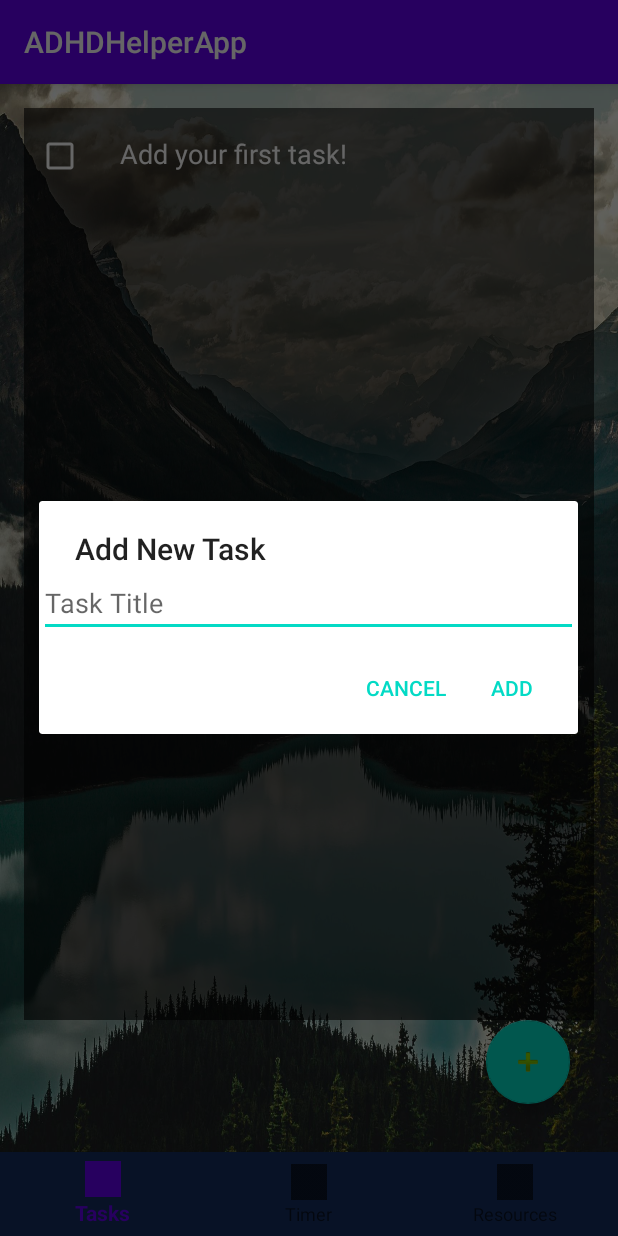
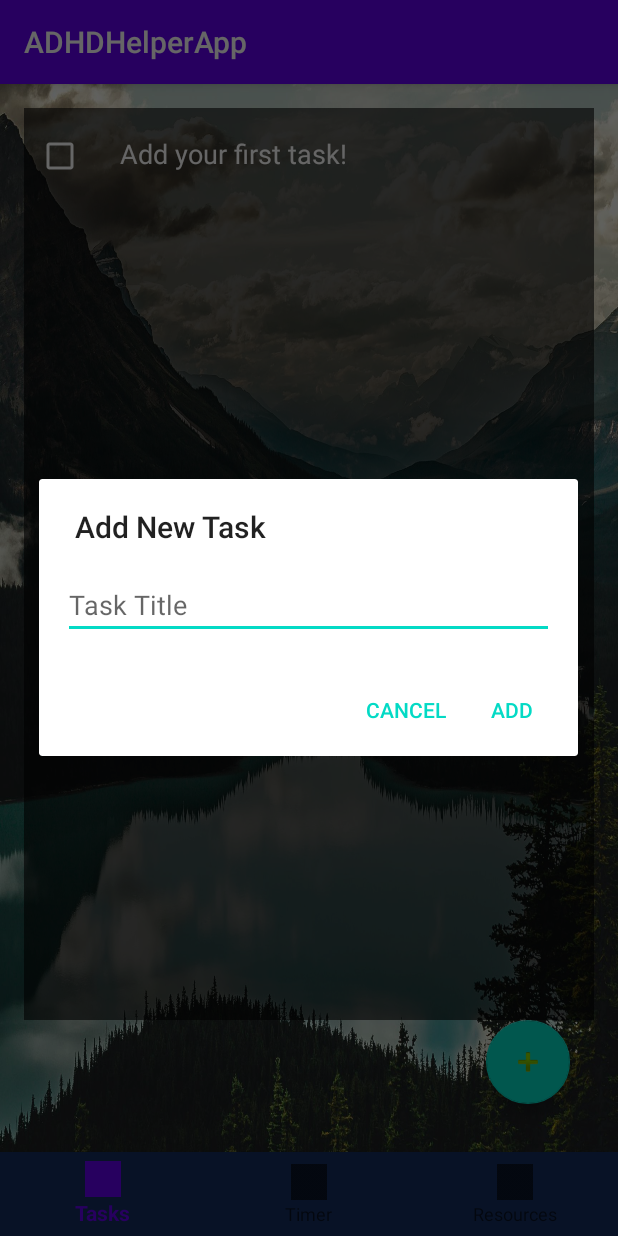
Before and after one commit to Chr-Ho/ADHDHelperApp, an Android app: the screen it shows after launch (MainActivity), after a tap on "Add Task", on a phone screen of 412 x 824 dp. Run offline under Robolectric (Android 15) with nearby library versions, the phone set to English and light mode, and no system bars.

Commit message:
Layout
Added better constraint layout.

```diff
--- a/app/src/main/java/chr/ho/adhdhelper/TaskListFragment.java
+++ b/app/src/main/java/chr/ho/adhdhelper/TaskListFragment.java
@@ -40,6 +40,10 @@ public class TaskListFragment extends Fragment {
         RecyclerView recyclerView = view.findViewById(R.id.recycler_view);
         recyclerView.setLayoutManager(new LinearLayoutManager(getContext()));
 
+        // Add item decoration for consistent spacing
+        int verticalSpacingInDp = getResources().getDimensionPixelSize(R.dimen.item_vertical_spacing);
+        recyclerView.addItemDecoration(new VerticalSpaceItemDecoration(verticalSpacingInDp));
+
         taskList = loadTasks();
         if (taskList.isEmpty()) {
             taskList.add(new Task("Add your first task!", false));
@@ -56,13 +60,13 @@ public class TaskListFragment extends Fragment {
 
     private void showAddTaskDialog() {
         AlertDialog.Builder builder = new AlertDialog.Builder(getContext());
-        builder.setTitle("Add New Task");
+        builder.setTitle(R.string.add_new_task);
 
-        final EditText input = new EditText(getContext());
-        input.setHint("Task Title");
-        builder.setView(input);
+        View dialogView = LayoutInflater.from(getContext()).inflate(R.layout.dialog_add_task, null);
+        final EditText input = dialogView.findViewById(R.id.edit_text_task);
+        builder.setView(dialogView);
 
-        builder.setPositiveButton("Add", (dialog, which) -> {
+        builder.setPositiveButton(R.string.add, (dialog, which) -> {
             String taskTitle = input.getText().toString();
             if (!taskTitle.isEmpty()) {
                 taskList.add(new Task(taskTitle, false)); // Here, 'false' indicates that the task is not completed when added
@@ -71,7 +75,7 @@ public class TaskListFragment extends Fragment {
             }
         });
 
-        builder.setNegativeButton("Cancel", (dialog, which) -> dialog.cancel());
+        builder.setNegativeButton(R.string.cancel, (dialog, which) -> dialog.cancel());
 
         builder.show();
     }
--- /dev/null
+++ b/app/src/main/java/chr/ho/adhdhelper/VerticalSpaceItemDecoration.java
@@ -0,0 +1,19 @@
+package chr.ho.adhdhelper;
+
+import android.graphics.Rect;
+import android.view.View;
+import androidx.recyclerview.widget.RecyclerView;
+
+public class VerticalSpaceItemDecoration extends RecyclerView.ItemDecoration {
+    private final int verticalSpaceHeight;
+
+    public VerticalSpaceItemDecoration(int verticalSpaceHeight) {
+        this.verticalSpaceHeight = verticalSpaceHeight;
+    }
+
+    @Override
+    public void getItemOffsets(Rect outRect, View view, RecyclerView parent,
+                               RecyclerView.State state) {
+        outRect.bottom = verticalSpaceHeight;
+    }
+}
--- /dev/null
+++ b/app/src/main/res/layout/dialog_add_task.xml
@@ -0,0 +1,14 @@
+<?xml version="1.0" encoding="utf-8"?>
+<LinearLayout xmlns:android="http://schemas.android.com/apk/res/android"
+    android:layout_width="match_parent"
+    android:layout_height="wrap_content"
+    android:padding="16dp"
+    android:orientation="vertical">
+
+    <EditText
+        android:id="@+id/edit_text_task"
+        android:layout_width="match_parent"
+        android:layout_height="wrap_content"
+        android:hint="@string/task_title_hint"
+        android:inputType="text" />
+</LinearLayout>
--- /dev/null
+++ b/app/src/main/res/values/dimens.xml
@@ -0,0 +1,4 @@
+<?xml version="1.0" encoding="utf-8"?>
+<resources>
+    <dimen name="item_vertical_spacing">8dp</dimen>
+</resources>
--- a/app/src/main/res/values/strings.xml
+++ b/app/src/main/res/values/strings.xml
@@ -13,4 +13,8 @@
     <string name="chadd_s_ahdh_parents_together">CHADD\'s AHDH Parents Together</string>
     <string name="information_about_adhd">Information About Adhd</string>
     <string name="about_adhd">About ADHD</string>
+    <string name="add_new_task">Add New Task</string>
+    <string name="task_title_hint">Task Title</string>
+    <string name="add">Add</string>
+    <string name="cancel">Cancel</string>
 </resources>
```
